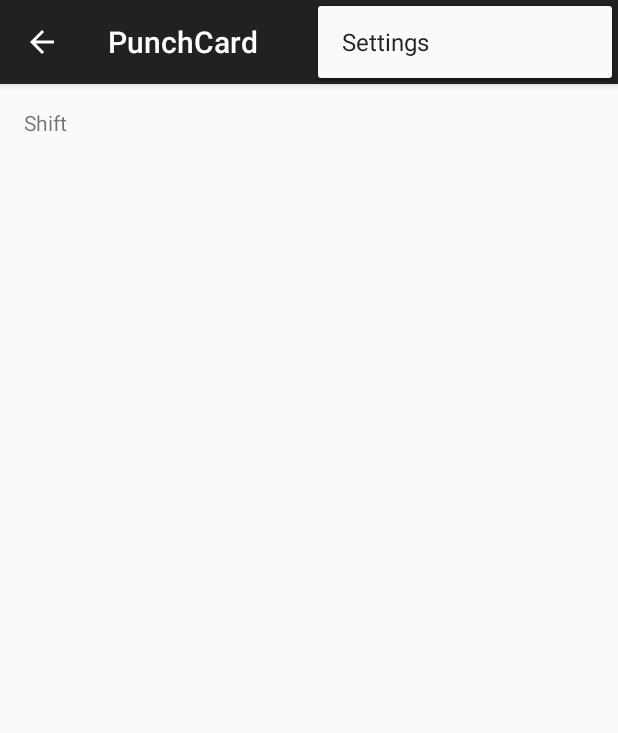
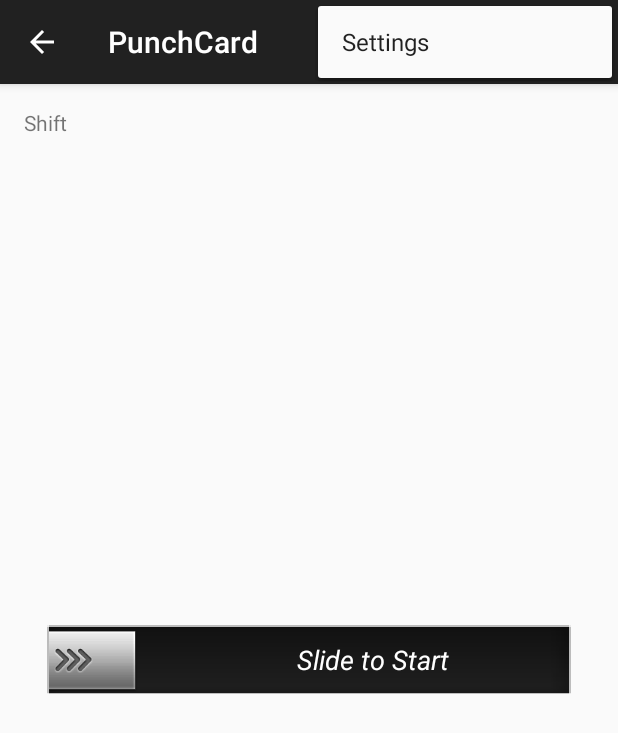
Before and after one commit to tsim-rawstron-ho/PunchCard, an Android app: the fragment ShiftFragment placed in its activity, with the options menu open, on a phone screen of 412 x 824 dp. Shown: the top 733 px of the screen. Run offline under Robolectric (Android 15) with nearby library versions, the phone set to English and light mode, and no system bars; 3 statements that could not run were skipped.

Commit message:
add slide to unlock

```diff
--- /dev/null
+++ b/app/src/main/java/com/codepath/punchcard/SlideToUnlock.java
@@ -0,0 +1,147 @@
+package com.codepath.punchcard;
+
+/**
+ * Created by harris on 3/10/15.
+ */
+
+import android.animation.ObjectAnimator;
+import android.content.Context;
+import android.content.res.TypedArray;
+import android.graphics.drawable.Drawable;
+import android.util.AttributeSet;
+import android.view.LayoutInflater;
+import android.view.MotionEvent;
+import android.view.View;
+import android.view.animation.AccelerateDecelerateInterpolator;
+import android.widget.RelativeLayout;
+import android.widget.SeekBar;
+import android.widget.SeekBar.OnSeekBarChangeListener;
+import android.widget.TextView;
+
+/**
+ * Custom slider view aka "Slide to unlock".
+ *
+ * @author Vitali Vasilioglo
+ */
+public class SlideToUnlock extends RelativeLayout {
+  public interface OnUnlockListener {
+
+    /**
+     * Called when unlock event occurred.
+     */
+    void onUnlock();
+  }
+
+  private OnUnlockListener listener;
+  private SeekBar          seekbar;
+  private TextView         label;
+  private int              thumbWidth;
+
+  public SlideToUnlock(Context context) {
+    super(context);
+    init(context, null);
+  }
+
+  public SlideToUnlock(Context context, AttributeSet attrs) {
+    super(context, attrs);
+    init(context, attrs);
+  }
+
+  public SlideToUnlock(Context context, AttributeSet attrs, int defStyle) {
+    super(context, attrs, defStyle);
+    init(context, attrs);
+  }
+
+  public void setOnUnlockListener(OnUnlockListener listener) {
+    this.listener = listener;
+  }
+
+  /**
+   * Resets slider to initial state.
+   */
+  public void reset() {
+    seekbar.setProgress(0);
+  }
+
+  private void init(Context context, AttributeSet attrs) {
+    if (isInEditMode()) {
+      return;
+    }
+    LayoutInflater inflater = (LayoutInflater) context
+        .getSystemService(Context.LAYOUT_INFLATER_SERVICE);
+    inflater.inflate(R.layout.slidetounlock_lt, this, true);
+
+    label = (TextView) findViewById(R.id.slider_label);
+    seekbar = (SeekBar) findViewById(R.id.slider_seekbar);
+
+    TypedArray attributes = context.obtainStyledAttributes(attrs, R.styleable.SlideToUnlockView);
+    String text = attributes.getString(R.styleable.SlideToUnlockView_text);
+    Drawable thumb = attributes.getDrawable(R.styleable.SlideToUnlockView_thumb);
+    if (thumb == null) {
+      thumb = getResources().getDrawable(R.drawable.slidetounlock_thumb);
+    }
+    attributes.recycle();
+
+    thumbWidth = thumb.getIntrinsicWidth();
+    if (text != null) {
+      label.setText(text);
+    }
+    label.setPadding(thumbWidth, 0, 0, 0);
+
+    int defaultOffset = seekbar.getThumbOffset();
+    seekbar.setThumb(thumb);
+    seekbar.setThumbOffset(defaultOffset);
+    seekbar.setOnTouchListener(new OnTouchListener() {
+      private boolean isInvalidMove;
+
+      @Override
+      public boolean onTouch(View view, MotionEvent motionEvent) {
+        switch (motionEvent.getAction()) {
+          case MotionEvent.ACTION_DOWN:
+            return isInvalidMove = motionEvent.getX() > thumbWidth;
+          case MotionEvent.ACTION_MOVE:
+            return isInvalidMove;
+          case MotionEvent.ACTION_UP:
+            return isInvalidMove;
+        }
+        return false;
+      }
+    });
+
+    seekbar.setOnSeekBarChangeListener(new OnSeekBarChangeListener() {
+
+      @Override
+      public void onStartTrackingTouch(SeekBar seekBar) {
+      }
+
+      @Override
+      public void onProgressChanged(SeekBar seekBar, int progress, boolean fromTouch) {
+        label.setAlpha(1f - progress * 0.02f);
+      }
+
+      @Override
+      public void onStopTrackingTouch(SeekBar seekBar) {
+        if (seekBar.getProgress() < 100) {
+          ObjectAnimator anim = ObjectAnimator.ofInt(seekBar, "progress", 0);
+          anim.setInterpolator(new AccelerateDecelerateInterpolator());
+          anim.setDuration(getResources().getInteger(android.R.integer.config_shortAnimTime));
+          anim.start();
+        }
+        else {
+          if (listener != null) {
+            listener.onUnlock();
+          }
+        }
+      }
+    });
+  }
+
+  @Override
+  protected void onMeasure(int widthMeasureSpec, int heightMeasureSpec) {
+    super.onMeasure(widthMeasureSpec, heightMeasureSpec);
+    if (isInEditMode()) {
+      return;
+    }
+  }
+
+}
--- a/app/src/main/java/com/codepath/punchcard/models/User.java
+++ b/app/src/main/java/com/codepath/punchcard/models/User.java
@@ -20,7 +20,7 @@ public class User extends ParseUser {
   public User() {
     super();
     shifts = new ArrayList<Shift>();
-    getShifts();
+    //getShifts();
   }
 
   public String getName() {
--- a/app/src/main/res/layout/fragment_shift.xml
+++ b/app/src/main/res/layout/fragment_shift.xml
@@ -1,12 +1,28 @@
 <RelativeLayout xmlns:android="http://schemas.android.com/apk/res/android"
-    xmlns:tools="http://schemas.android.com/tools" android:layout_width="match_parent"
-    android:layout_height="match_parent" android:paddingLeft="@dimen/activity_horizontal_margin"
+    xmlns:tools="http://schemas.android.com/tools"
+    xmlns:su="http://schemas.android.com/apk/res-auto"
+    android:layout_width="match_parent"
+    android:layout_height="match_parent"
+    android:paddingLeft="@dimen/activity_horizontal_margin"
     android:paddingRight="@dimen/activity_horizontal_margin"
     android:paddingTop="@dimen/activity_vertical_margin"
     android:paddingBottom="@dimen/activity_vertical_margin"
-    tools:context="com.codepath.punchcard.PlaceholderFragment">
+    tools:context="com.codepath.punchcard.PlaceholderFragment"
+    >
 
     <TextView android:id="@+id/section_label" android:layout_width="wrap_content"
         android:layout_height="wrap_content"
         android:text="Shift"/>
+
+
+  <com.codepath.punchcard.SlideToUnlock
+      android:id="@+id/slidetounlock"
+      android:layout_width="match_parent"
+      android:layout_height="wrap_content"
+      android:layout_margin="15dp"
+      android:layout_centerInParent="true"
+      su:text="Slide to Start"
+      su:thumb="@drawable/slidetounlock_thumb"
+      />
+
 </RelativeLayout>
--- /dev/null
+++ b/app/src/main/res/layout/slidetounlock_lt.xml
@@ -0,0 +1,28 @@
+<?xml version="1.0" encoding="utf-8"?>
+<RelativeLayout xmlns:android="http://schemas.android.com/apk/res/android"
+    android:layout_height="wrap_content"
+    android:layout_width="wrap_content"
+    android:background="@drawable/slidetounlock_bg"
+    >
+
+  <TextView
+      android:id="@+id/slider_label"
+      android:gravity="center"
+      android:layout_centerInParent="true"
+      android:textColor="@android:color/white"
+      android:layout_width="match_parent"
+      android:layout_height="wrap_content"
+      android:text="default cool"
+      android:textSize="18sp"
+      android:textStyle="italic"
+      />
+
+  <SeekBar
+      android:id="@+id/slider_seekbar"
+      android:layout_width="match_parent"
+      android:layout_height="wrap_content"
+      android:progressDrawable="@android:color/transparent"
+      android:thumb="@drawable/slidetounlock_thumb"
+      android:layout_marginTop="2dp"
+      />
+</RelativeLayout>
```
Also changed, not shown: app/src/main/res/values/attrs.xml (added, +7 -0 lines), app/src/main/res/drawable-hdpi/slidetounlock_thumb.png (added), app/src/main/res/drawable-mdpi/slidetounlock_thumb.png (added), app/src/main/res/drawable-xhdpi/slidetounlock_thumb.png (added), app/src/main/res/drawable/slidetounlock_bg.9.png (added).
